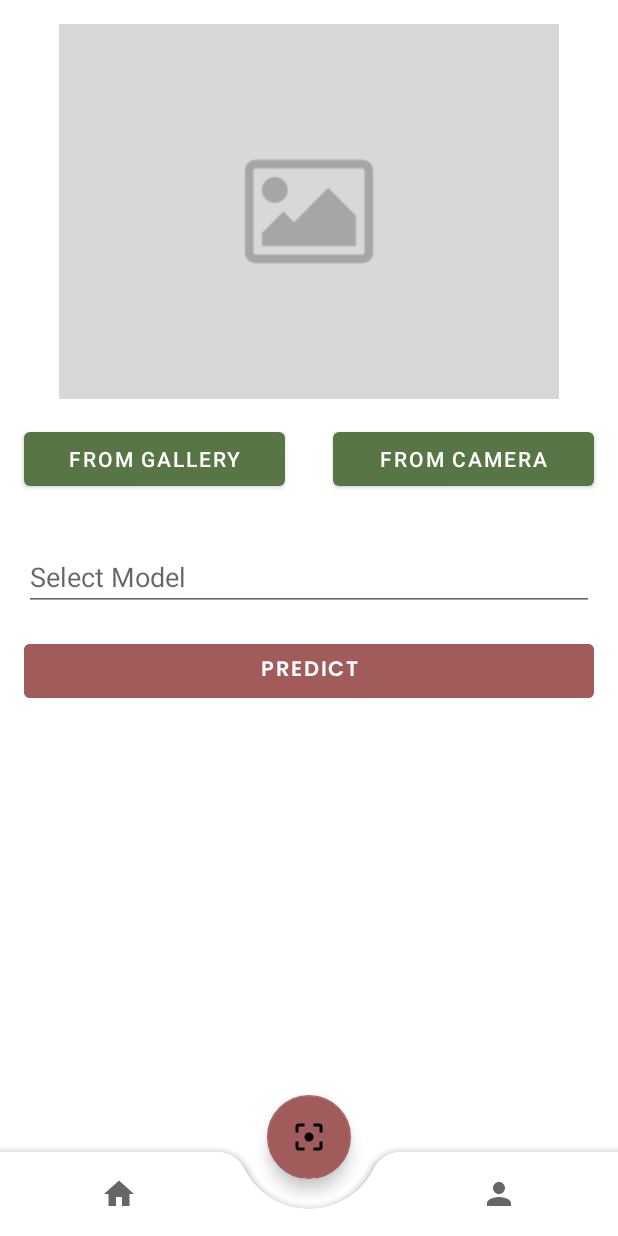
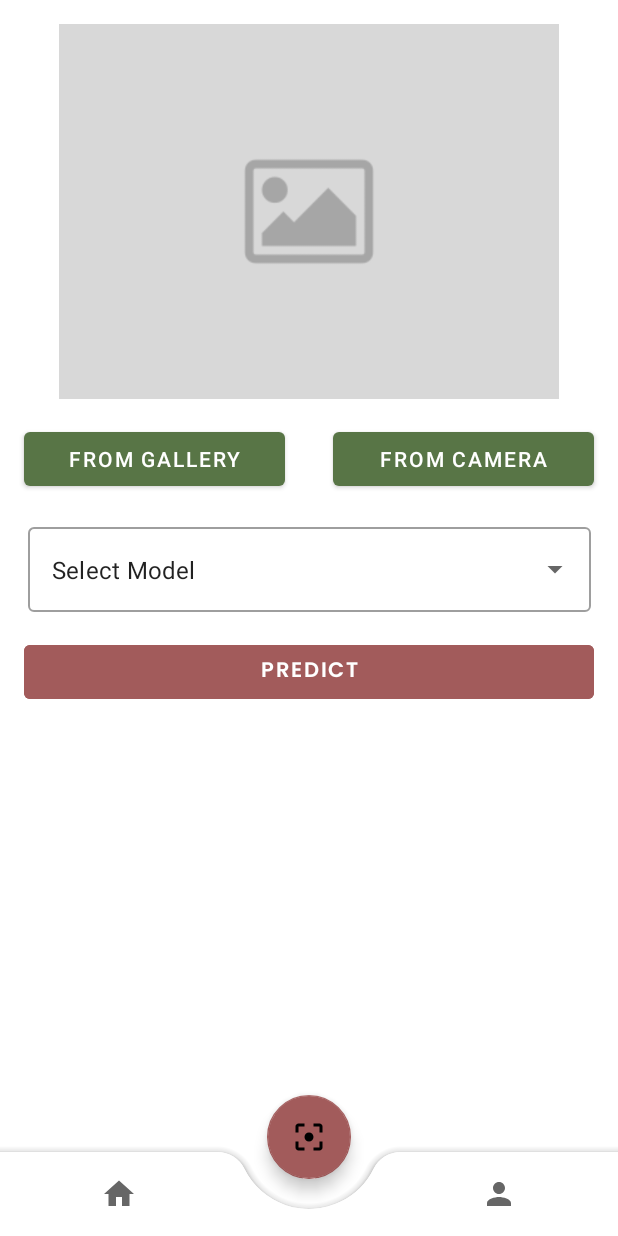
Before and after one commit to muhfadh/BudayAI, an Android app: the AnalysFragment screen opened through its navigation route, on a phone screen of 412 x 824 dp. Run offline under Robolectric (Android 15) with nearby library versions, the phone set to English and light mode, and no system bars; our stand-ins replace navigation-ui; libraries missing offline, so code that uses them is left out: androidx.viewbinding; pictures from the network do not load; 8 statements that could not run were skipped.

Commit message:
update dropdown xml

```diff
--- a/MD/BudayAI/app/src/main/res/layout/fragment_analys.xml
+++ b/MD/BudayAI/app/src/main/res/layout/fragment_analys.xml
@@ -52,32 +52,39 @@
                 android:layout_margin="16dp" />
         </LinearLayout>
 
-        <EditText
-            android:id="@+id/tv_select_model"
-            android:layout_width="0dp"
-            android:layout_height="wrap_content"
-            android:layout_margin="16dp"
-            android:inputType="textMultiLine"
-            app:layout_constraintEnd_toEndOf="parent"
-            app:layout_constraintTop_toBottomOf="@+id/btn_image"
-            app:layout_constraintStart_toStartOf="parent"
-            android:ems="20"
-            tools:text="Select Model"
-            android:hint="Select Model"/>
-
         <Button
             android:id="@+id/btn_upload"
             android:layout_width="0dp"
             android:layout_height="wrap_content"
             android:layout_margin="16dp"
+            android:backgroundTint="@color/choco"
+            android:enabled="false"
+            android:fontFamily="@font/poppins_semi_bold"
+            android:text="Predict"
             android:textColor="@color/white"
-            android:fontFamily="@font/poppins_semi_bold"
-            android:backgroundTint="@color/choco"
             app:layout_constraintStart_toStartOf="parent"
             app:layout_constraintEnd_toEndOf="parent"
-            app:layout_constraintTop_toBottomOf="@+id/tv_select_model"
-            android:enabled="false"
-            android:text="Predict"/>
+            app:layout_constraintTop_toBottomOf="@+id/dropdown"/>
+
+        <com.google.android.material.textfield.TextInputLayout
+            android:id="@+id/dropdown"
+            style="@style/Widget.MaterialComponents.TextInputLayout.OutlinedBox.ExposedDropdownMenu"
+            android:layout_width="375dp"
+            android:layout_height="wrap_content"
+            android:layout_marginRight="18dp"
+            android:layout_marginLeft="18dp"
+            android:layout_marginTop="80dp"
+            app:layout_constraintStart_toStartOf="parent"
+            app:layout_constraintEnd_toEndOf="parent"
+            app:layout_constraintTop_toBottomOf="@+id/v_image">
+
+            <AutoCompleteTextView
+                android:id="@+id/dropdown_text"
+                android:layout_width="match_parent"
+                android:layout_height="wrap_content"
+                android:text="Select Model" />
+
+        </com.google.android.material.textfield.TextInputLayout>
     </androidx.constraintlayout.widget.ConstraintLayout>
 
 </FrameLayout>
--- a/MD/BudayAI/app/src/main/res/layout/fragment_sejarah.xml
+++ b/MD/BudayAI/app/src/main/res/layout/fragment_sejarah.xml
@@ -11,7 +11,7 @@
         app:layout_constraintStart_toStartOf="parent"
         app:layout_constraintTop_toTopOf="parent"
         android:layout_width="match_parent"
-        android:layout_height="wrap_content"
+        android:layout_height="match_parent"
         android:textAlignment="center"
         android:layout_margin="18dp"
         android:textSize="14sp"
```
Also changed, not shown: 1 other file.
